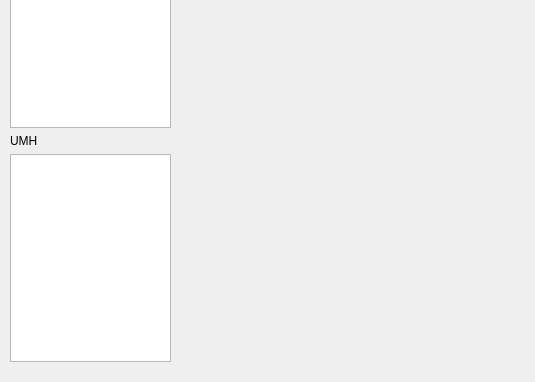
Before: the Qt Designer form src/form.ui in NicolasTobiasAlmaraz/uModelHardware, drawn with Qt 5; both pictures show x 0 to 535 and y 312 to 694 of the 535 by 694 pixel window.
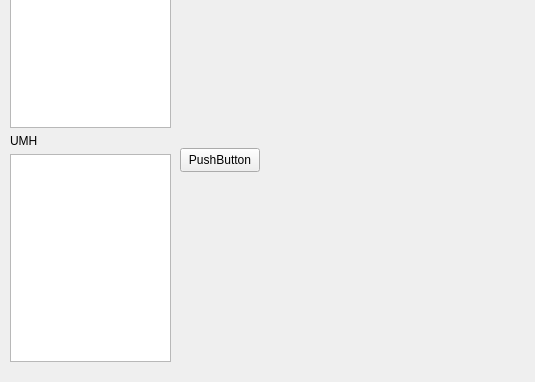
After: the same form once the commit is applied.

Diff of the .ui file:
```diff
--- a/src/form.ui
+++ b/src/form.ui
@@ -13,7 +13,7 @@
   <property name="windowTitle">
    <string>Form</string>
   </property>
-  <widget class="QWidget" name="">
+  <widget class="QWidget" name="layoutWidget">
    <property name="geometry">
     <rect>
      <x>10</x>
@@ -71,7 +71,7 @@
     </item>
    </layout>
   </widget>
-  <widget class="QWidget" name="">
+  <widget class="QWidget" name="layoutWidget">
    <property name="geometry">
     <rect>
      <x>180</x>
@@ -111,6 +111,19 @@
     </item>
    </layout>
   </widget>
+  <widget class="QPushButton" name="pushButton_5">
+   <property name="geometry">
+    <rect>
+     <x>180</x>
+     <y>460</y>
+     <width>80</width>
+     <height>24</height>
+    </rect>
+   </property>
+   <property name="text">
+    <string>PushButton</string>
+   </property>
+  </widget>
  </widget>
  <resources/>
  <connections/>
```
